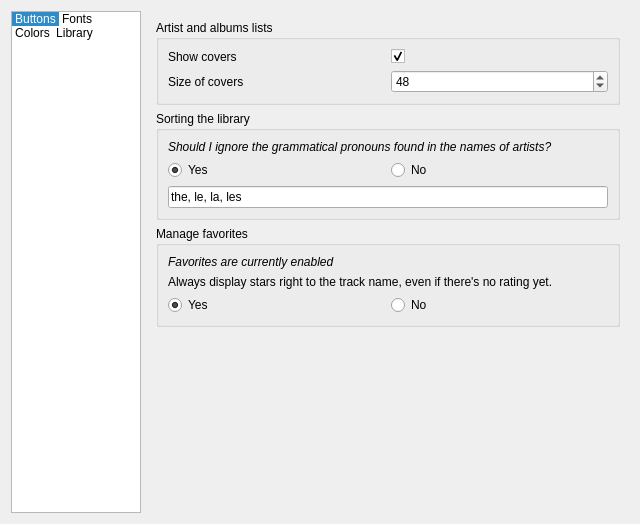
Above: code/MiamPlayer/customizetheme.ui from MBach/Miam-Player before the change. Below: the same form after it.
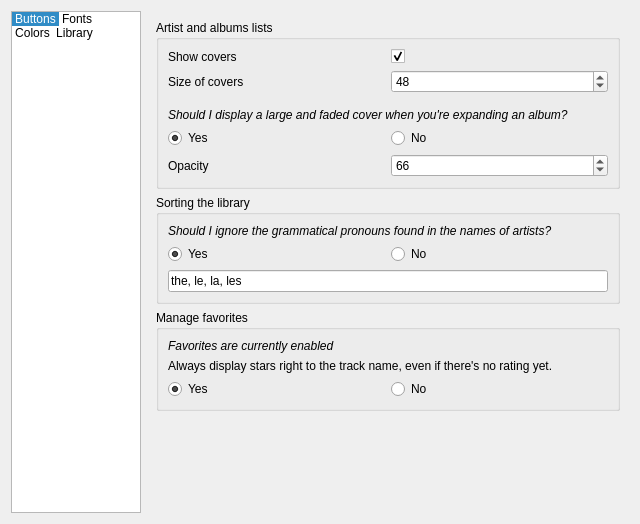
That is the form after the change. The open tabs and pages were chosen to show the change. Icons and pictures are not drawn. Custom widgets are drawn as their Qt base class.

Commit message: Big faded cover in the library tree view

Patch:
```diff
--- a/code/MiamPlayer/customizetheme.ui
+++ b/code/MiamPlayer/customizetheme.ui
@@ -199,8 +199,8 @@
               <rect>
                <x>0</x>
                <y>0</y>
-               <width>429</width>
-               <height>540</height>
+               <width>421</width>
+               <height>542</height>
               </rect>
              </property>
              <layout class="QGridLayout" name="gridLayout">
@@ -1275,8 +1275,17 @@
          <property name="title">
           <string>Artist and albums lists</string>
          </property>
-         <layout class="QGridLayout" name="gridLayout_2">
-          <item row="0" column="1">
+         <layout class="QVBoxLayout" name="verticalLayout_6">
+          <item>
+           <layout class="QHBoxLayout" name="horizontalLayout_2">
+            <item>
+             <widget class="QLabel" name="labelDisplayCovers">
+              <property name="text">
+               <string>Show covers</string>
+              </property>
+             </widget>
+            </item>
+            <item>
            <widget class="QCheckBox" name="checkBoxDisplayCovers">
             <property name="text">
              <string/>
@@ -1286,14 +1295,21 @@
             </property>
            </widget>
           </item>
-          <item row="1" column="0">
+           </layout>
+          </item>
+          <item>
+           <layout class="QHBoxLayout" name="horizontalLayout_5">
+            <property name="bottomMargin">
+             <number>9</number>
+            </property>
+            <item>
            <widget class="QLabel" name="labelCoverSize">
             <property name="text">
              <string>Size of covers</string>
             </property>
            </widget>
           </item>
-          <item row="1" column="1">
+            <item>
            <widget class="QSpinBox" name="spinBoxCoverSize">
             <property name="minimum">
              <number>24</number>
@@ -1306,13 +1322,61 @@
             </property>
            </widget>
           </item>
-          <item row="0" column="0">
-           <widget class="QLabel" name="labelDisplayCovers">
+           </layout>
+          </item>
+          <item>
+           <widget class="QLabel" name="labelOpacity">
+            <property name="font">
+             <font>
+              <italic>true</italic>
+             </font>
+            </property>
             <property name="text">
-             <string>Show covers</string>
+             <string>Should I display a large and faded cover when you're expanding an album?</string>
             </property>
            </widget>
           </item>
+          <item>
+           <layout class="QGridLayout" name="gridLayout_2">
+            <item row="0" column="1">
+             <widget class="QRadioButton" name="radioButtonEnableBigCover">
+              <property name="text">
+               <string>Yes</string>
+              </property>
+              <property name="checked">
+               <bool>true</bool>
+              </property>
+             </widget>
+            </item>
+            <item row="0" column="2">
+             <widget class="QRadioButton" name="radioButtonDisableBigCover">
+              <property name="text">
+               <string>No</string>
+              </property>
+             </widget>
+            </item>
+            <item row="1" column="1">
+             <widget class="QLabel" name="labelBigCoverOpacity">
+              <property name="text">
+               <string>Opacity</string>
+              </property>
+             </widget>
+            </item>
+            <item row="1" column="2">
+             <widget class="QSpinBox" name="spinBoxBigCoverOpacity">
+              <property name="minimum">
+               <number>0</number>
+              </property>
+              <property name="maximum">
+               <number>100</number>
+              </property>
+              <property name="value">
+               <number>66</number>
+              </property>
+             </widget>
+            </item>
+           </layout>
+          </item>
          </layout>
         </widget>
        </item>
```
Lines whose indentation alone changed are shown as unchanged. The commit also changes 10 other files.
